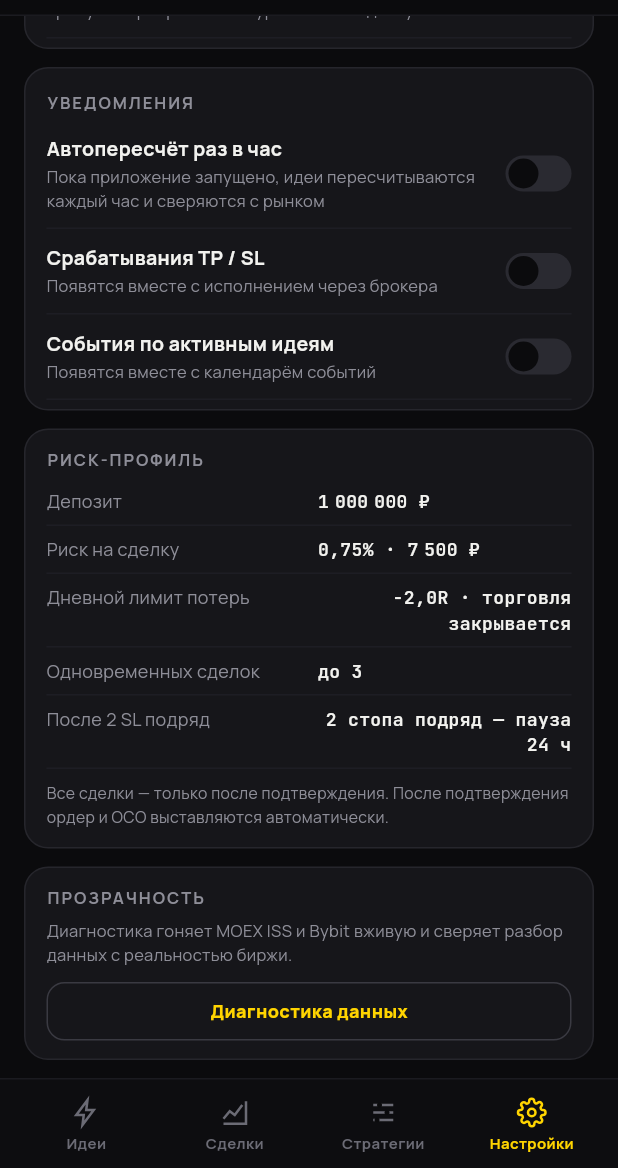
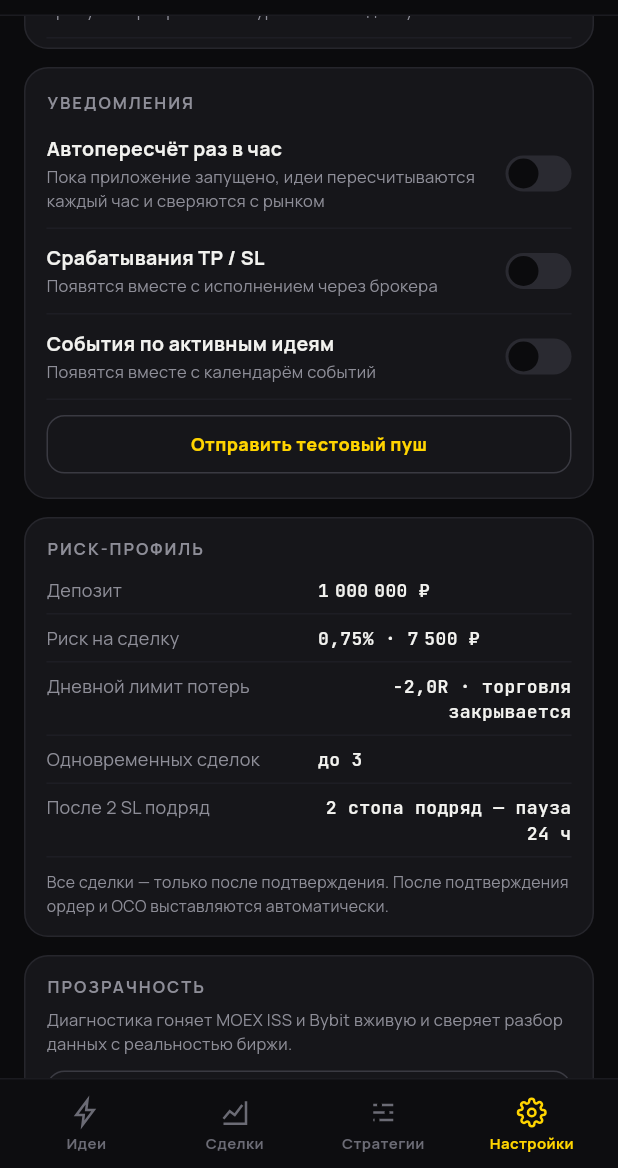
Before and after one commit to compas-psy/signalAI-mobileApp, a Flutter app: the screen it shows after launch, item 4 of the bottom bar chosen, scrolled down 1728 dp, on a phone screen of 412 x 824 dp, the part 68-1236 px from its top. Run offline on Flutter 3.47's test engine with Material 3 defaults, Android fonts, the phone set to English and light mode, and no system bars; network calls fail.

```diff
--- a/lib/data/native_bridge.dart
+++ b/lib/data/native_bridge.dart
@@ -70,6 +70,10 @@ class NativeBridge {
   /// Чем именно подтверждается сделка: `biometrics`, `credential` или `none`.
   Future<String?> confirmMethod() => _string('confirmMethod');
 
+  /// Системный экран уведомлений приложения — когда диалог разрешения
+  /// Android больше не показывает.
+  Future<bool> openNotificationSettings() => _bool('notificationSettings');
+
   /// Диалог подтверждения. false — отказ, отмена или ошибка: при любом
   /// сомнении ордер не уходит.
   Future<bool> biometricConfirm({required String title, String subtitle = ''}) =>
--- a/lib/ui/screens/settings_screen.dart
+++ b/lib/ui/screens/settings_screen.dart
@@ -79,6 +79,9 @@ class SettingsScreen extends StatelessWidget {
                 title: 'Уведомления',
                 items: snapshot.notifications,
                 onChanged: controller.toggleNotification,
+                // Доставку можно проверить, не дожидаясь настоящего сигнала:
+                // пуш с явно помеченным примером идеи.
+                footer: _TestPushButton(onTap: controller.sendTestPush),
               ),
               const SizedBox(height: 12),
               _RiskCard(risk: snapshot.risk),
@@ -562,11 +565,15 @@ class _TogglesCard extends StatelessWidget {
     required this.title,
     required this.items,
     required this.onChanged,
+    this.footer,
   });
 
   final String title;
   final List<ToggleSetting> items;
   final void Function(String id, bool enabled) onChanged;
+
+  /// Дополнительный элемент под тумблерами — например, кнопка проверки.
+  final Widget? footer;
 
   @override
   Widget build(BuildContext context) => SectionCard(
@@ -604,7 +611,38 @@ class _TogglesCard extends StatelessWidget {
                   ],
                 ),
               ),
+            if (footer != null)
+              Padding(
+                padding: const EdgeInsets.symmetric(vertical: 10),
+                child: footer,
+              ),
           ],
+        ),
+      );
+}
+
+/// Кнопка тестового пуша: пример идеи в шторке уведомлений.
+class _TestPushButton extends StatelessWidget {
+  const _TestPushButton({required this.onTap});
+
+  final VoidCallback onTap;
+
+  @override
+  Widget build(BuildContext context) => Pressable(
+        onTap: onTap,
+        child: Container(
+          width: double.infinity,
+          padding: const EdgeInsets.symmetric(vertical: 10),
+          decoration: BoxDecoration(
+            border: Border.all(color: C.borderHover),
+            borderRadius: BorderRadius.circular(R.inner),
+          ),
+          child: Center(
+            child: Text(
+              'Отправить тестовый пуш',
+              style: T.body(12, weight: 800, color: C.accent),
+            ),
+          ),
         ),
       );
 }
```
Also changed, not shown: lib/data/local_store.dart (+26 -7 lines), lib/state/app_controller.dart (+30 -1 lines), 3 other files.
